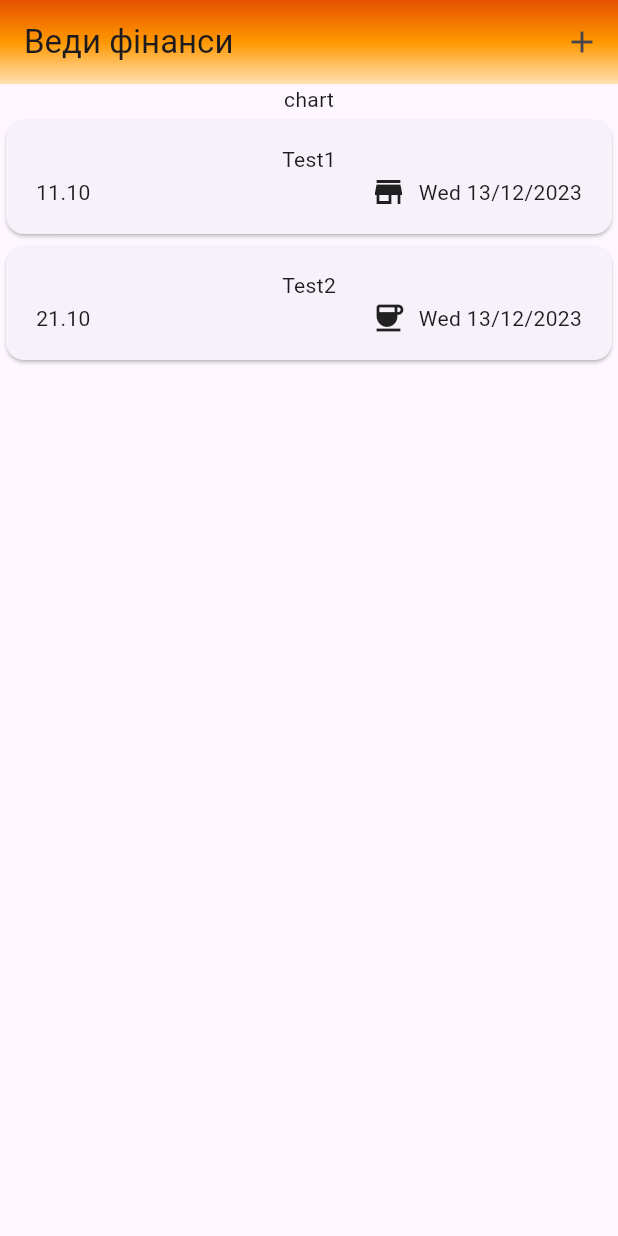
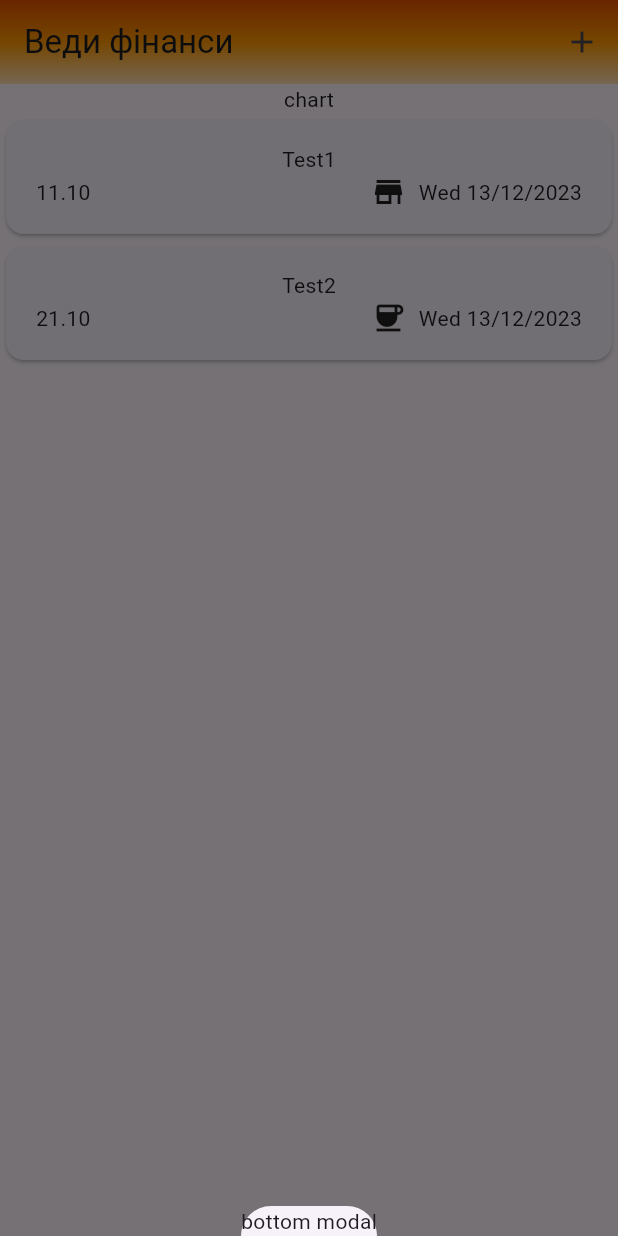
Before and after one commit to Xavries/expenses_app, a Flutter app: the screen it shows after launch, after a tap on the "add" icon, on a phone screen of 412 x 824 dp. Run offline on Flutter 3.47's test engine with Material 3 defaults, Android fonts, the phone set to English and light mode, and no system bars.

Commit message:
add expense func

```diff
--- a/lib/widgets/expenses.dart
+++ b/lib/widgets/expenses.dart
@@ -20,6 +20,13 @@ class _ExpensesState extends State<Expenses> {
 
   ];
 
+  void _openAddExpense() {
+      showModalBottomSheet(
+        context: context,
+        builder: (ctx) => Text('bottom modal')
+      );
+  }
+
   @override
   Widget build(BuildContext context) {
     return Scaffold(
@@ -40,7 +47,10 @@ class _ExpensesState extends State<Expenses> {
         ),
         // backgroundColor: Color(LinearGradient(colors: [Color(Colors.green), Color(Colors.blue)])),
         actions: [
-        IconButton(onPressed: () {}, icon: const Icon(Icons.add))
+        IconButton(
+          onPressed: _openAddExpense,
+          icon: const Icon(Icons.add)
+          )
         ]),
       body: Column(children: [
         const Text('chart'),
```
